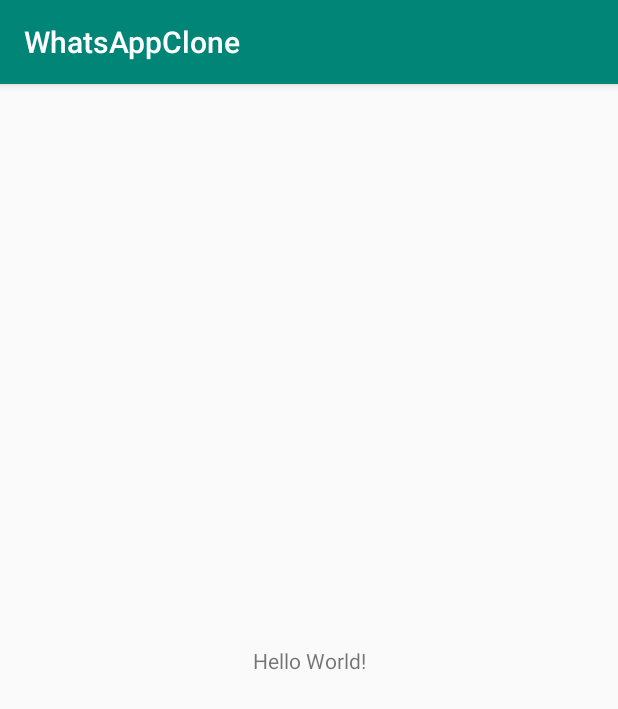
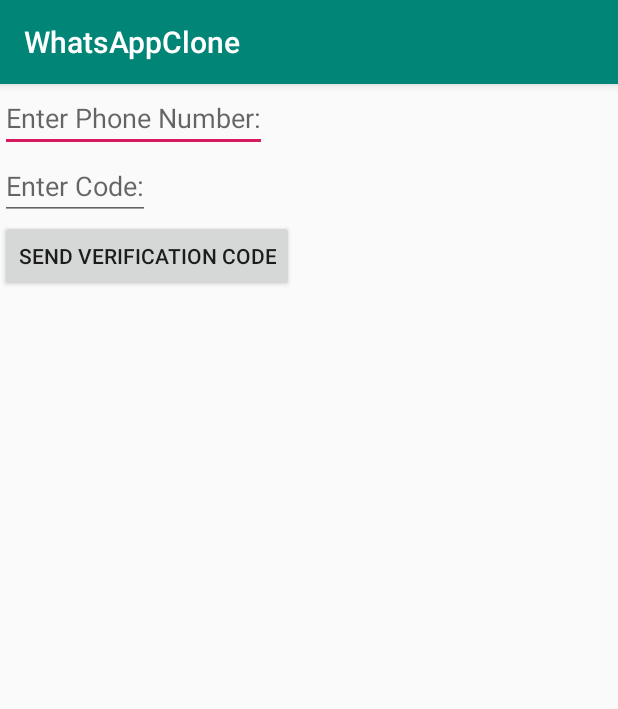
Before and after one commit to geetanshatrey/WhatsAppClone, an Android app: the screen it shows after launch (MainActivity), on a phone screen of 412 x 824 dp. Shown: the top 709 px of the screen. Run offline under Robolectric (Android 15) with nearby library versions, the phone set to English and light mode, and no system bars; our stand-ins replace Firebase (no records; nobody signed in at launch, a user with empty details on screens opened directly).

Commit message:
Second Commit
In this commit, authentication with Phone Number, Sign in, Sign Out was dealt with using Firebase.

```diff
--- a/app/build.gradle
+++ b/app/build.gradle
@@ -31,3 +31,5 @@ dependencies {
     androidTestImplementation 'androidx.test.ext:junit:1.1.0'
     androidTestImplementation 'androidx.test.espresso:espresso-core:3.1.1'
 }
+
+apply plugin:'com.google.gms.google-services'
--- a/app/src/main/AndroidManifest.xml
+++ b/app/src/main/AndroidManifest.xml
@@ -9,6 +9,7 @@
         android:roundIcon="@mipmap/ic_launcher_round"
         android:supportsRtl="true"
         android:theme="@style/AppTheme">
+        <activity android:name=".MainPageActivity"></activity>
         <activity android:name=".MainActivity">
             <intent-filter>
                 <action android:name="android.intent.action.MAIN" />
--- a/app/src/main/java/com/spikedshark/whatsappclone/MainActivity.java
+++ b/app/src/main/java/com/spikedshark/whatsappclone/MainActivity.java
@@ -1,14 +1,108 @@
 package com.spikedshark.whatsappclone;
 
+import androidx.annotation.NonNull;
 import androidx.appcompat.app.AppCompatActivity;
 
+import android.content.Intent;
 import android.os.Bundle;
+import android.view.View;
+import android.widget.Button;
+import android.widget.EditText;
+
+import com.google.android.gms.tasks.OnCompleteListener;
+import com.google.android.gms.tasks.Task;
+import com.google.firebase.FirebaseApp;
+import com.google.firebase.FirebaseException;
+import com.google.firebase.auth.AuthResult;
+import com.google.firebase.auth.FirebaseAuth;
+import com.google.firebase.auth.FirebaseUser;
+import com.google.firebase.auth.PhoneAuthCredential;
+import com.google.firebase.auth.PhoneAuthProvider;
+
+import java.util.concurrent.TimeUnit;
 
 public class MainActivity extends AppCompatActivity {
 
+    private PhoneAuthProvider.OnVerificationStateChangedCallbacks mCallbacks;
+
+    private EditText mPhoneNumber,mCode;
+    private Button mSend;
+
+    String mVerificationId;
     @Override
     protected void onCreate(Bundle savedInstanceState) {
         super.onCreate(savedInstanceState);
         setContentView(R.layout.activity_main);
+        FirebaseApp.initializeApp(this);
+
+        userIsLoggedIn();
+
+        mPhoneNumber=findViewById(R.id.phoneNumber);
+        mCode=findViewById(R.id.code);
+
+        mSend=findViewById(R.id.send);
+
+        mSend.setOnClickListener(new View.OnClickListener() {
+            @Override
+            public void onClick(View v) {
+                if(mVerificationId!=null)
+                    verifyPhoneNumberWithCode();
+                else
+                    startPhoneNumberVerification();
+            }
+        });
+        mCallbacks=new PhoneAuthProvider.OnVerificationStateChangedCallbacks() {
+            @Override
+            public void onVerificationCompleted(PhoneAuthCredential phoneAuthCredential) {
+                signInWithPhoneAuthCredential(phoneAuthCredential);
+            }
+
+            @Override
+            public void onVerificationFailed(FirebaseException e) {
+            }
+
+            @Override
+            public void onCodeSent(String mVerification, PhoneAuthProvider.ForceResendingToken forceResendingToken) {
+                super.onCodeSent(mVerification,forceResendingToken);
+
+                mVerificationId=mVerification;
+                mSend.setText("Verify Code");
+            }
+
+        };
+    }
+
+    private void verifyPhoneNumberWithCode(){
+        PhoneAuthCredential credential = PhoneAuthProvider.getCredential(mVerificationId, mCode.getText().toString());
+        signInWithPhoneAuthCredential(credential);
+    }
+
+    private void signInWithPhoneAuthCredential(PhoneAuthCredential phoneAuthCredential) {
+        FirebaseAuth.getInstance().signInWithCredential(phoneAuthCredential).addOnCompleteListener(this, new OnCompleteListener<AuthResult>() {
+            @Override
+            public void onComplete(@NonNull Task<AuthResult> task) {
+                if(task.isSuccessful())
+                    userIsLoggedIn();
+            }
+        });
+
+    }
+
+    private void userIsLoggedIn() {
+        FirebaseUser user = FirebaseAuth.getInstance().getCurrentUser();
+        if(user!=  null){
+            startActivity(new Intent(getApplicationContext(),MainPageActivity.class));
+            finish();
+            return;
+        }
+
+    }
+
+    private void startPhoneNumberVerification() {
+        PhoneAuthProvider.getInstance().verifyPhoneNumber(
+                mPhoneNumber.getText().toString(),60,
+                TimeUnit.SECONDS,
+                this,
+                mCallbacks);
     }
 }
--- a/app/src/main/res/layout/activity_main.xml
+++ b/app/src/main/res/layout/activity_main.xml
@@ -1,18 +1,29 @@
 <?xml version="1.0" encoding="utf-8"?>
-<androidx.constraintlayout.widget.ConstraintLayout xmlns:android="http://schemas.android.com/apk/res/android"
+<LinearLayout xmlns:android="http://schemas.android.com/apk/res/android"
     xmlns:app="http://schemas.android.com/apk/res-auto"
     xmlns:tools="http://schemas.android.com/tools"
     android:layout_width="match_parent"
     android:layout_height="match_parent"
-    tools:context=".MainActivity">
+    tools:context=".MainActivity"
+    android:orientation="vertical">
 
-    <TextView
+    <EditText
         android:layout_width="wrap_content"
         android:layout_height="wrap_content"
-        android:text="Hello World!"
-        app:layout_constraintBottom_toBottomOf="parent"
-        app:layout_constraintLeft_toLeftOf="parent"
-        app:layout_constraintRight_toRightOf="parent"
-        app:layout_constraintTop_toTopOf="parent" />
+        android:hint="Enter Phone Number:"
+        android:id="@+id/phoneNumber"
+        />
+    <EditText
+        android:layout_width="wrap_content"
+        android:layout_height="wrap_content"
+        android:hint="Enter Code:"
+        android:id="@+id/code"
+        />
+    <Button
+        android:layout_width="wrap_content"
+        android:layout_height="wrap_content"
+        android:text="Send Verification Code"
+        android:id="@+id/send"
+        />
 
-</androidx.constraintlayout.widget.ConstraintLayout>
+</LinearLayout>
--- a/build.gradle
+++ b/build.gradle
@@ -8,7 +8,7 @@ buildscript {
     }
     dependencies {
         classpath 'com.android.tools.build:gradle:3.5.3'
-
+        classpath 'com.google.gms:google-services:4.0.1'
         // NOTE: Do not place your application dependencies here; they belong
         // in the individual module build.gradle files
     }
```
Also changed, not shown: app/src/main/java/com/spikedshark/whatsappclone/MainPageActivity.java (added, +33 -0 lines), app/src/main/res/layout/activity_main_page.xml (added, +14 -0 lines), 1 other file.
